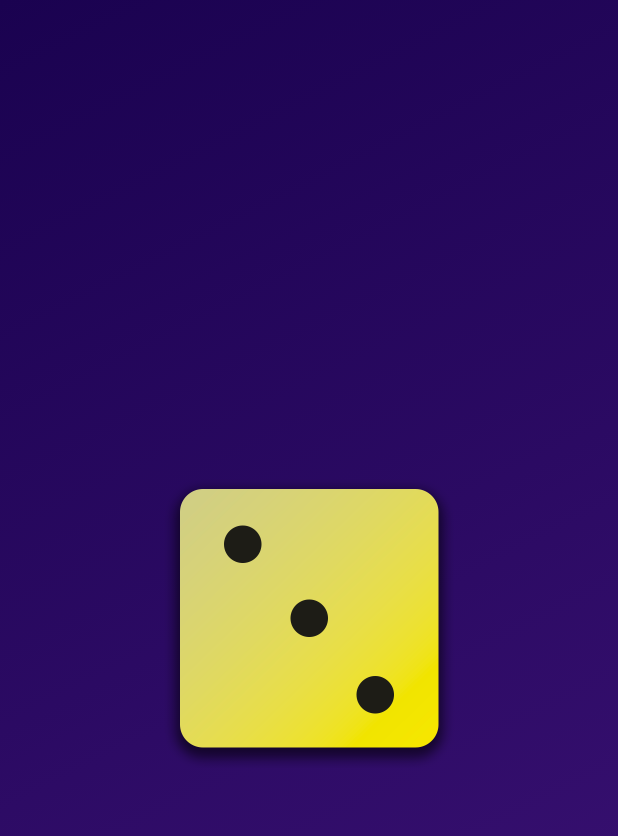
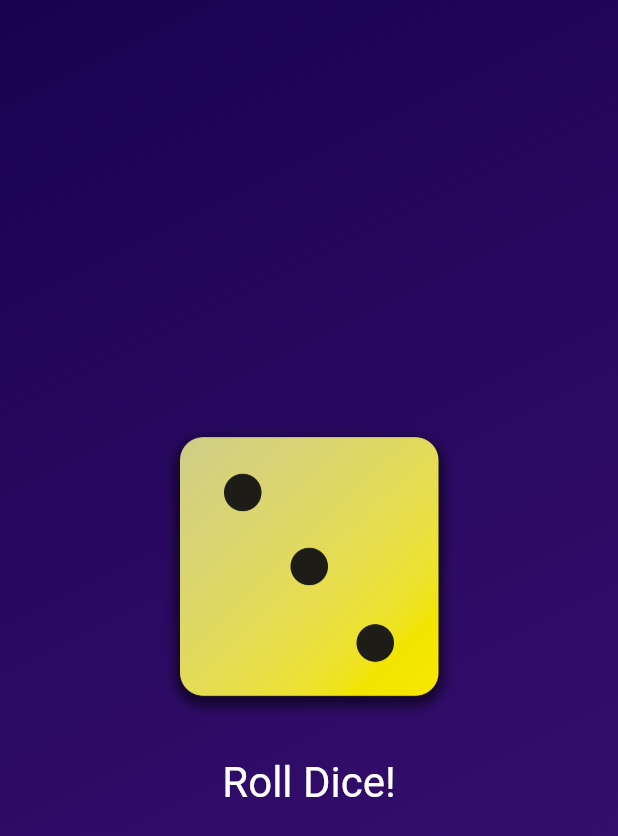
Before and after one commit to Lucasjapa/flutterStudy, a Flutter app: the screen it shows after launch, on a phone screen of 412 x 824 dp. Shown: the top 836 px of the screen. Run offline on Flutter 3.47's test engine with Material 3 defaults, Android fonts, the phone set to English and light mode, and no system bars.

Commit message:
Criação de estado para renderizar novamente o componente.

```diff
--- /dev/null
+++ b/first_app/lib/dice_roller.dart
@@ -0,0 +1,49 @@
+import 'package:flutter/material.dart';
+
+class DiceRoller extends StatefulWidget {
+  const DiceRoller({super.key});
+
+  @override
+  State<DiceRoller> createState() {
+    return _DiceRollerState();
+  }
+}
+
+class _DiceRollerState extends State<DiceRoller> {
+  var activeDiceImage = 'assets/images/dice-3.png';
+
+  void rollDice() {
+    setState(() {
+      activeDiceImage = 'assets/images/dice-5.png';
+    });
+  }
+
+  @override
+  Widget build(context) {
+    return Column(
+      mainAxisSize: MainAxisSize.min,
+      children: [
+        Image.asset(
+          activeDiceImage,
+          width: 200,
+        ),
+        const SizedBox(
+          height: 20,
+        ),
+        TextButton(
+          onPressed: rollDice,
+          style: TextButton.styleFrom(
+            // padding: const EdgeInsets.only(
+            //   top: 20,
+            // ),
+            foregroundColor: Colors.white,
+            textStyle: const TextStyle(
+              fontSize: 28,
+            ),
+          ),
+          child: const Text('Roll Dice!'),
+        ),
+      ],
+    );
+  }
+}
--- a/first_app/lib/gradient_container.dart
+++ b/first_app/lib/gradient_container.dart
@@ -1,3 +1,4 @@
+import 'package:first_app/dice_roller.dart';
 import 'package:flutter/material.dart';
 
 const startAlignment = Alignment.topLeft;
@@ -18,11 +19,8 @@
           end: endAlignment,
         ),
       ),
-      child: Center(
-        child: Image.asset(
-          'assets/images/dice-3.png',
-          width: 200,
-        ),
+      child: const Center(
+        child: DiceRoller(),
       ),
     );
   }
```
